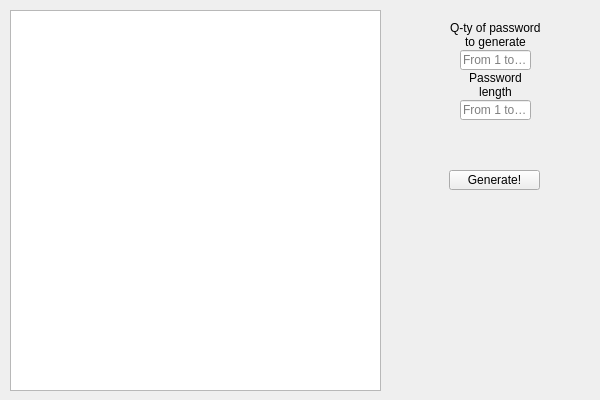
Qt form mainwindow.ui (DanziLLL/courseproject) before a commit.
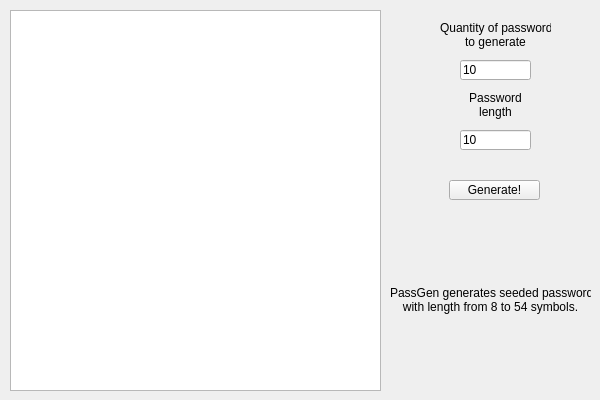
The same form after that commit.

```diff
--- a/mainwindow.ui
+++ b/mainwindow.ui
@@ -49,13 +49,16 @@
     <property name="geometry">
      <rect>
       <x>460</x>
-      <y>50</y>
+      <y>60</y>
       <width>71</width>
       <height>20</height>
      </rect>
     </property>
     <property name="inputMask">
-     <string>##</string>
+     <string>99</string>
+    </property>
+    <property name="text">
+     <string>10</string>
     </property>
     <property name="maxLength">
      <number>2</number>
@@ -67,21 +70,21 @@
    <widget class="QLabel" name="label">
     <property name="geometry">
      <rect>
-      <x>450</x>
+      <x>440</x>
       <y>20</y>
-      <width>91</width>
+      <width>111</width>
       <height>31</height>
      </rect>
     </property>
     <property name="text">
-     <string>&lt;html&gt;&lt;head/&gt;&lt;body&gt;&lt;p align=&quot;center&quot;&gt;Q-ty of passwords &lt;br&gt;to generate&lt;/p&gt;&lt;/body&gt;&lt;/html&gt;</string>
+     <string>&lt;html&gt;&lt;head/&gt;&lt;body&gt;&lt;p align=&quot;center&quot;&gt;Quantity of passwords &lt;br&gt;to generate&lt;/p&gt;&lt;/body&gt;&lt;/html&gt;</string>
     </property>
    </widget>
    <widget class="QLabel" name="label_2">
     <property name="geometry">
      <rect>
       <x>450</x>
-      <y>70</y>
+      <y>90</y>
       <width>91</width>
       <height>31</height>
      </rect>
@@ -94,13 +97,16 @@
     <property name="geometry">
      <rect>
       <x>460</x>
-      <y>100</y>
+      <y>130</y>
       <width>71</width>
       <height>20</height>
      </rect>
     </property>
     <property name="inputMask">
-     <string>##</string>
+     <string>99</string>
+    </property>
+    <property name="text">
+     <string>10</string>
     </property>
     <property name="maxLength">
      <number>2</number>
@@ -109,14 +115,17 @@
      <bool>true</bool>
     </property>
     <property name="placeholderText">
-     <string>From 1 to 99</string>
+     <string>From 8 to 54</string>
+    </property>
+    <property name="clearButtonEnabled">
+     <bool>false</bool>
     </property>
    </widget>
    <widget class="QPushButton" name="pushButton">
     <property name="geometry">
      <rect>
       <x>449</x>
-      <y>170</y>
+      <y>180</y>
       <width>91</width>
       <height>20</height>
      </rect>
@@ -125,6 +134,19 @@
      <string>Generate!</string>
     </property>
    </widget>
+   <widget class="QLabel" name="label_3">
+    <property name="geometry">
+     <rect>
+      <x>390</x>
+      <y>210</y>
+      <width>201</width>
+      <height>181</height>
+     </rect>
+    </property>
+    <property name="text">
+     <string>&lt;html&gt;&lt;head/&gt;&lt;body&gt;&lt;p align=&quot;center&quot;&gt;PassGen generates seeded passwords&lt;br/&gt;with length from 8 to 54 symbols.&lt;/p&gt;&lt;/body&gt;&lt;/html&gt;</string>
+    </property>
+   </widget>
   </widget>
  </widget>
  <layoutdefault spacing="6" margin="11"/>
```
Left out of the diff: 2 changed lines with no effect on the pictures.
